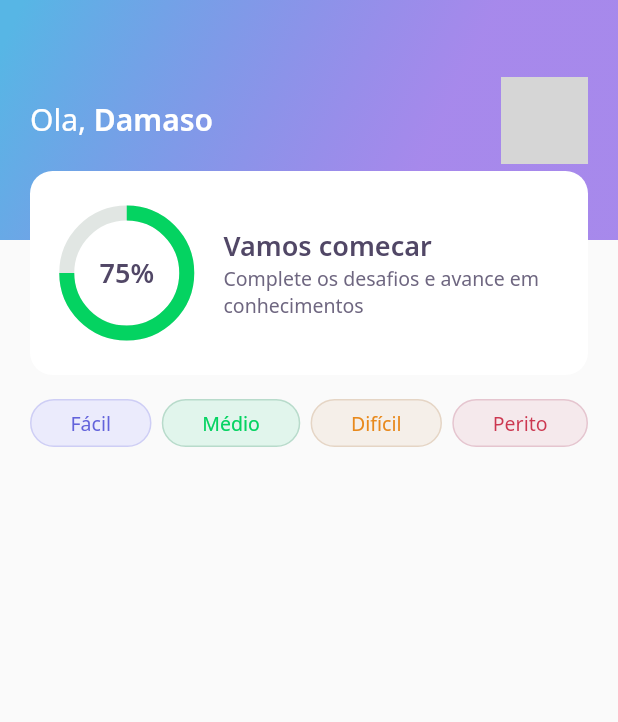
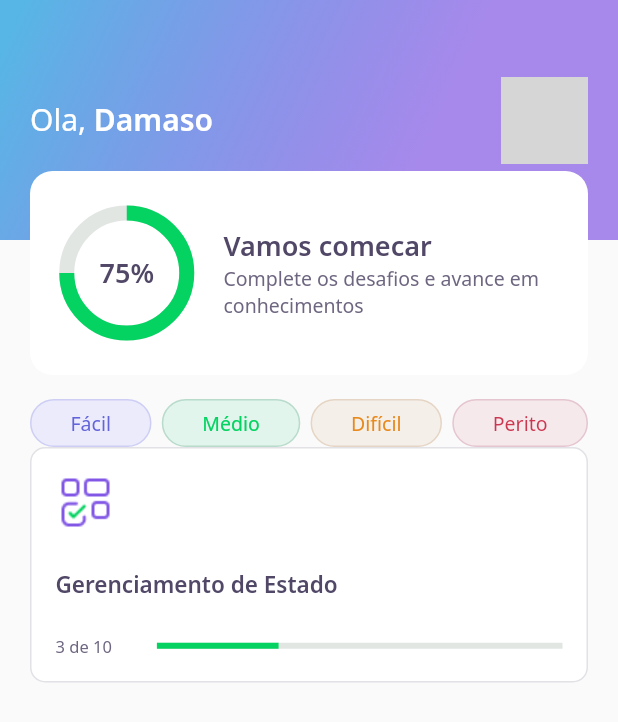
Before and after one commit to juniopereirab/DevQuiz, a Flutter app: the screen it shows after launch, on a phone screen of 412 x 824 dp. Shown: the top 722 px of the screen. Run offline on Flutter 3.47's test engine with Material 2 defaults, Android fonts, the phone set to English and light mode, and no system bars; our stand-ins replace google_fonts; network calls fail; grey boxes are pictures that could not be loaded.

Commit message:
Create Quiz Card

```diff
--- a/devquiz/lib/home/home_page.dart
+++ b/devquiz/lib/home/home_page.dart
@@ -1,5 +1,6 @@
 import 'package:devquiz/home/widgets/appbar/appbar_widget.dart';
 import 'package:devquiz/home/widgets/level_button/level_button_widget.dart';
+import 'package:devquiz/home/widgets/quiz_card/quiz_card_widget.dart';
 import 'package:flutter/material.dart';
 
 class HomePage extends StatefulWidget {
@@ -16,7 +17,9 @@ class _HomePageState extends State<HomePage> {
       appBar: AppBarWidget(),
       body: Padding(
         padding: const EdgeInsets.symmetric(horizontal: 20, vertical: 16),
-        child: Row(
+        child: Column(
+          children: [
+            Row(
               mainAxisAlignment: MainAxisAlignment.spaceBetween,
               children: [
                 LevelButtonWidget(
@@ -33,6 +36,9 @@ class _HomePageState extends State<HomePage> {
                 ),
               ],
             ),
+            QuizCardWidget()
+          ],
+        ),
       ),
     );
   }
--- /dev/null
+++ b/devquiz/lib/home/widgets/quiz_card/quiz_card_widget.dart
@@ -0,0 +1,60 @@
+import 'package:devquiz/core/core.dart';
+import 'package:flutter/material.dart';
+
+class QuizCardWidget extends StatelessWidget {
+  @override
+  Widget build(BuildContext context) {
+    return Container(
+      padding: EdgeInsets.all(16),
+      decoration: BoxDecoration(
+        color: AppColors.white,
+        borderRadius: BorderRadius.circular(10),
+        border: Border.fromBorderSide(
+          BorderSide(
+            color: AppColors.border,
+          ),
+        ),
+      ),
+      child: Column(
+        crossAxisAlignment: CrossAxisAlignment.start,
+        children: [
+          Container(
+            height: 40,
+            width: 40,
+            child: Image.asset(AppImages.blocks),
+          ),
+          SizedBox(
+            height: 24,
+          ),
+          Text(
+            "Gerenciamento de Estado",
+            style: AppTextStyles.heading15,
+          ),
+          SizedBox(
+            height: 24,
+          ),
+          Row(
+            children: [
+              Expanded(
+                flex: 1,
+                child: Text(
+                  "3 de 10",
+                  style: AppTextStyles.body11,
+                ),
+              ),
+              Expanded(
+                flex: 4,
+                child: LinearProgressIndicator(
+                  value: 0.3,
+                  backgroundColor: AppColors.chartSecondary,
+                  valueColor:
+                      AlwaysStoppedAnimation<Color>(AppColors.chartPrimary),
+                ),
+              )
+            ],
+          )
+        ],
+      ),
+    );
+  }
+}
```
Lines whose indentation alone changed are shown as unchanged.
